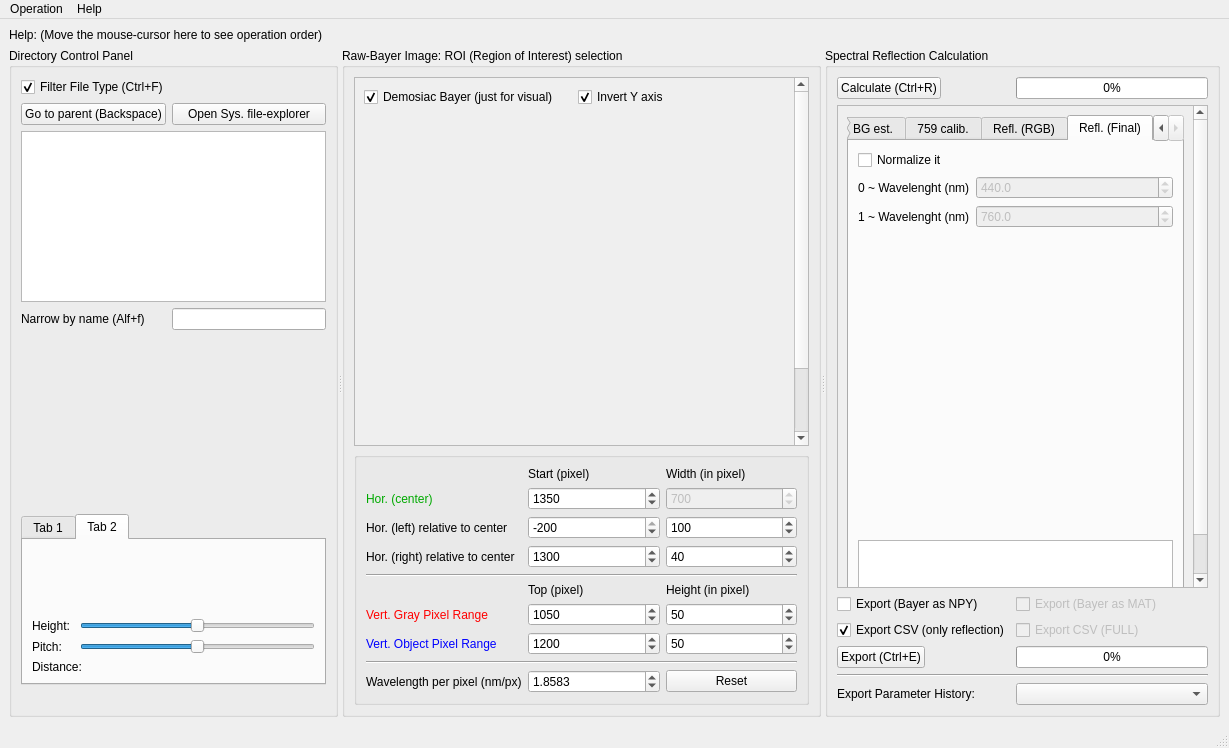
First picture: the form in UI/UI_Mainwindow.ui, repository garid3000/bps_spectrometer_gui, before the edit.
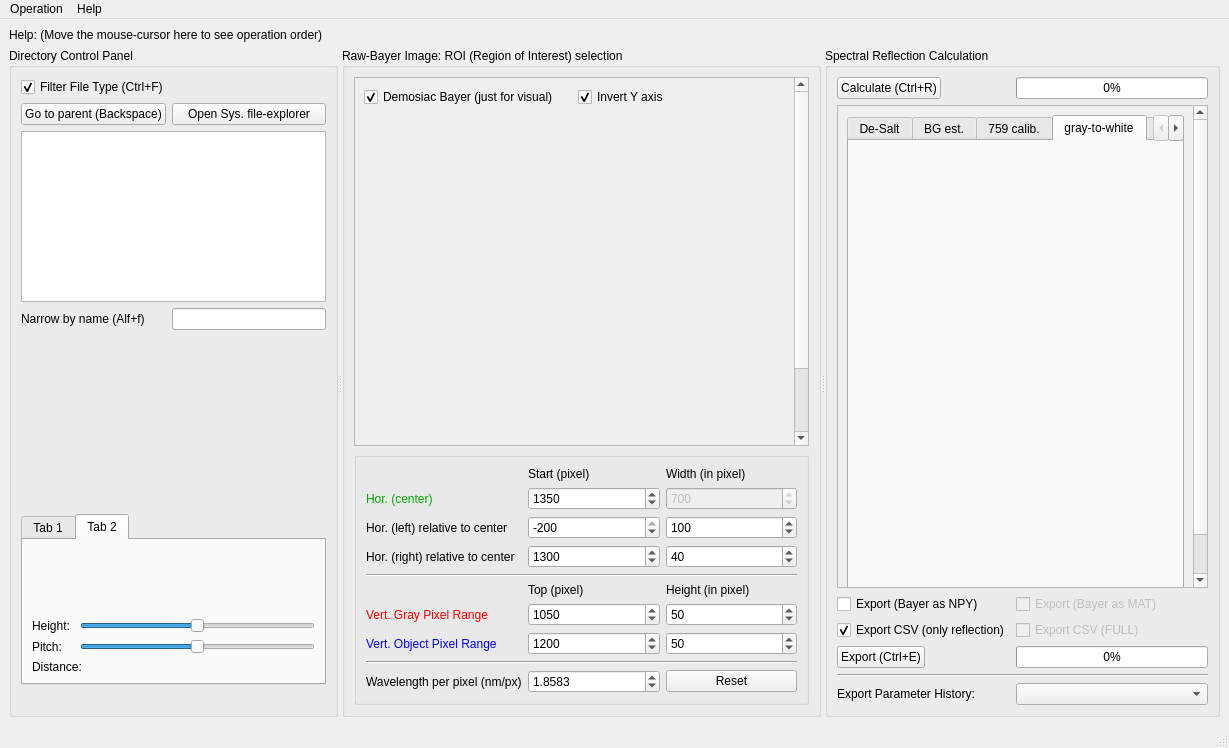
Second picture: the form after the edit. The open tabs and pages were chosen to show the change. Icons and pictures are not drawn. Custom widgets are drawn as their Qt base class.

Commit message: Update that ONly shows the gray2white conversion table

Diff of the .ui file:
```diff
--- a/UI/UI_Mainwindow.ui
+++ b/UI/UI_Mainwindow.ui
@@ -735,7 +735,7 @@
             <item>
              <widget class="QTabWidget" name="tabWidget">
               <property name="currentIndex">
-               <number>4</number>
+               <number>3</number>
               </property>
               <widget class="QWidget" name="tab">
                <attribute name="title">
@@ -893,6 +893,16 @@
                 </item>
                </layout>
               </widget>
+              <widget class="QWidget" name="tab_8">
+               <attribute name="title">
+                <string>gray-to-white</string>
+               </attribute>
+               <layout class="QGridLayout" name="gridLayout_5">
+                <item row="0" column="0">
+                 <widget class="PlotWidget" name="graph_gray2white" native="true"/>
+                </item>
+               </layout>
+              </widget>
               <widget class="QWidget" name="tab_4">
                <attribute name="title">
                 <string>Refl. (RGB)</string>
```
Left out of the diff: 2 changed lines with no effect on the pictures. The commit also changes 4 other files.
